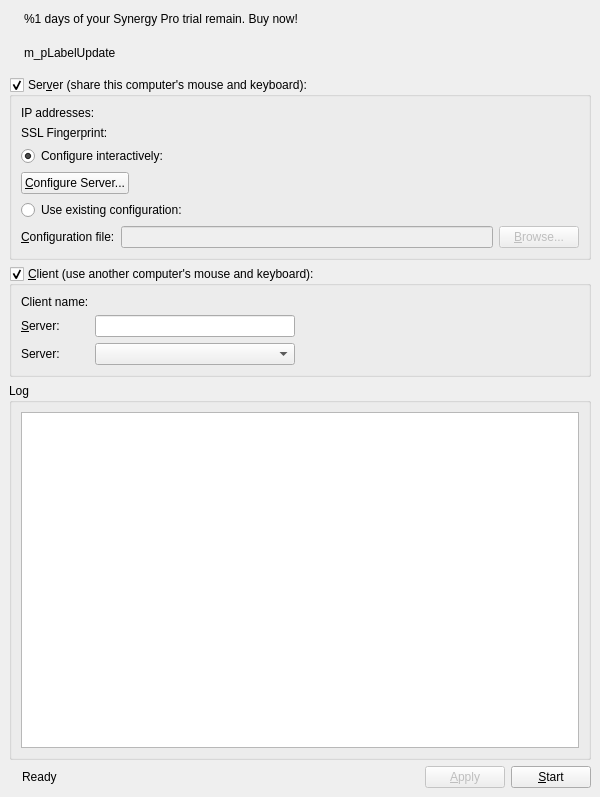
Above: src/gui/src/MainWindowBase.ui from deskflow/deskflow before the change. Below: the same form after it.
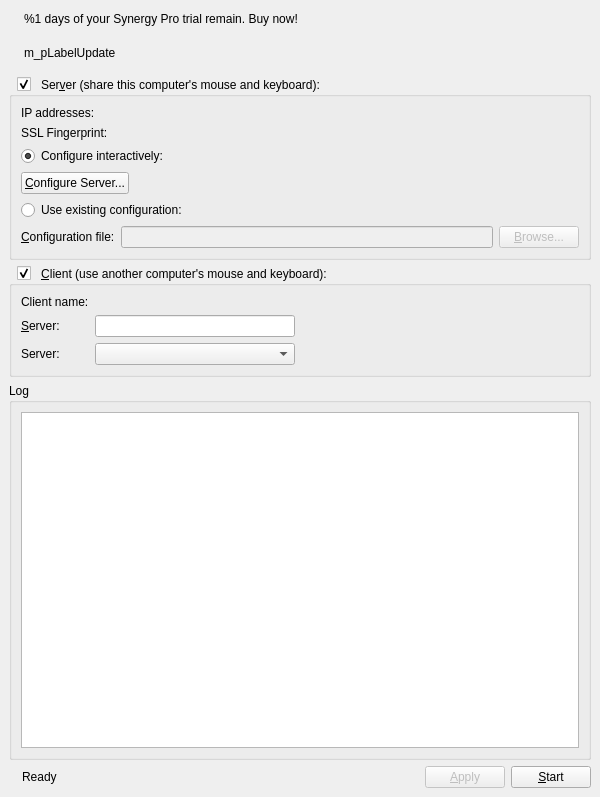
That is the form after the change. Icons and pictures are not drawn.

Commit message:
SYNERGY-688 all the text in all the windows should have the same font and size (#6942)
* SYNERGY-688 All the text in all the windows should have the same font and size

* SYNERGY-688 Use paddings instead of margins

* Update ChangeLog

Diff of the .ui file:
```diff
--- a/src/gui/src/MainWindowBase.ui
+++ b/src/gui/src/MainWindowBase.ui
@@ -137,6 +137,18 @@
         <verstretch>0</verstretch>
        </sizepolicy>
       </property>
+      <property name="font">
+       <font>
+        <kerning>true</kerning>
+       </font>
+      </property>
+      <property name="styleSheet">
+       <string notr="true">QGroupBox::title {
+    subcontrol-origin: padding;
+    left: 7px;
+}
+</string>
+      </property>
       <property name="title">
        <string>Ser&amp;ver (share this computer's mouse and keyboard):</string>
       </property>
@@ -275,6 +287,18 @@
         <verstretch>0</verstretch>
        </sizepolicy>
       </property>
+      <property name="font">
+       <font>
+        <kerning>true</kerning>
+       </font>
+      </property>
+      <property name="styleSheet">
+       <string notr="true">QGroupBox::title {
+    subcontrol-origin: padding;
+    left: 7px;
+}
+</string>
+      </property>
       <property name="title">
        <string>&amp;Client (use another computer's mouse and keyboard):</string>
       </property>
```
Left out of the diff: 11 changed lines with no effect on the pictures. The commit also changes 5 other files.
